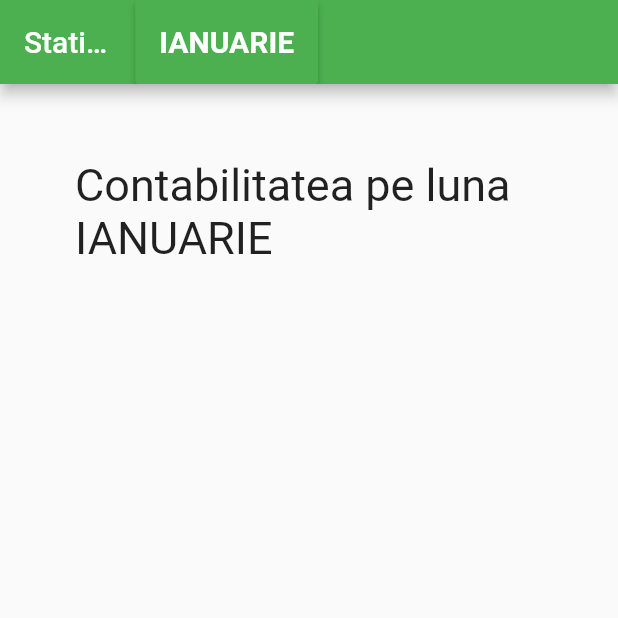
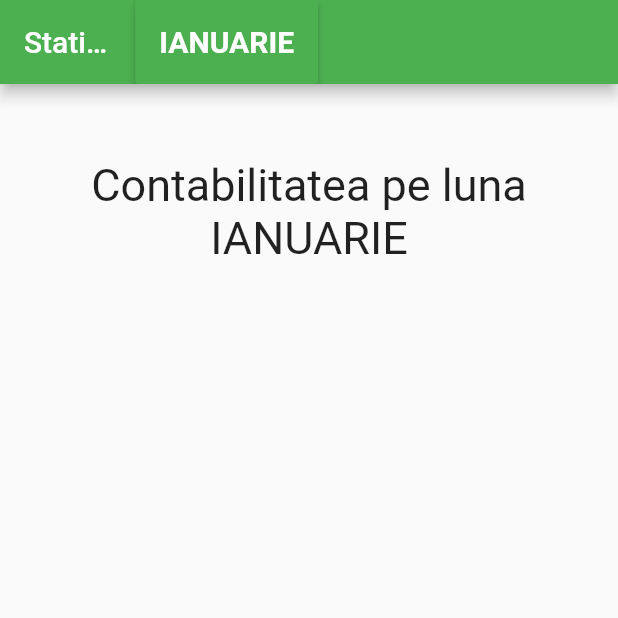
Before and after one commit to Agilefreaks/pasaj-statistics-web, a Flutter app: the screen it shows after launch, on a phone screen of 412 x 824 dp, the top half of it. Run offline on Flutter 3.47's test engine with Material 2 defaults, Android fonts, the phone set to English and light mode, and no system bars; our stand-ins replace month_picker_dialog; network calls fail.

Commit message:
Fetch monthly order on init state

```diff
--- a/lib/main.dart
+++ b/lib/main.dart
@@ -19,8 +19,8 @@ class PasajStatistics extends StatelessWidget {
         GlobalWidgetsLocalizations.delegate,
       ],
       supportedLocales: [
-        const Locale('en'), // English
-        const Locale('ro'), // Hebrew
+        const Locale('en'),
+        const Locale('ro'),
       ],
     );
   }
--- a/lib/statistics/monthlyStatisticsPage.dart
+++ b/lib/statistics/monthlyStatisticsPage.dart
@@ -11,7 +11,7 @@ class MonthlyStatisticsPage extends StatefulWidget {
 }
 
 class _MonthlyStatisticsPageState extends State<MonthlyStatisticsPage> {
-  DateTime currentDate = new DateTime.now();
+  DateTime selectedDate = new DateTime.now();
   DateTime selectedDateTime;
 
   final dateFormat = DateFormat.MMMM('ro');
@@ -24,7 +24,16 @@ class _MonthlyStatisticsPageState extends State<MonthlyStatisticsPage> {
   void initState() {
     Intl.defaultLocale = 'ro';
 
+    fetchMonthlyOrder(selectedDate);
     super.initState();
+  }
+
+  fetchMonthlyOrder(DateTime date) {
+    monthlyStatisticsApiProvider.fetchMonthlyOrder(date).then((result) {
+      setState(() {
+        monthlyOrder = result;
+      });
+    });
   }
 
   @override
@@ -37,7 +46,7 @@ class _MonthlyStatisticsPageState extends State<MonthlyStatisticsPage> {
             padding: const EdgeInsets.only(right: 200.0),
             child: RaisedButton(
               child: Text(
-                dateFormat.format(currentDate).toString().toUpperCase(),
+                dateFormat.format(selectedDate).toString().toUpperCase(),
                 style: TextStyle(
                     color: Colors.white,
                     fontWeight: FontWeight.bold,
@@ -45,16 +54,12 @@ class _MonthlyStatisticsPageState extends State<MonthlyStatisticsPage> {
               ),
               color: Colors.green,
               onPressed: () async {
-                showMonthPicker(context: context, initialDate: currentDate)
+                showMonthPicker(context: context, initialDate: selectedDate)
                     .then((date) {
                   if (date != null) {
-                      monthlyStatisticsApiProvider
-                          .fetchMonthlyOrder(currentDate)
-                          .then((result) {
-                        setState(()  {
-                          currentDate = date;
-                          monthlyOrder = result;
-                      });
+                    fetchMonthlyOrder(selectedDate);
+                    setState(() {
+                      selectedDate = date;
                     });
                   }
                 });
@@ -64,25 +69,23 @@ class _MonthlyStatisticsPageState extends State<MonthlyStatisticsPage> {
         ],
       ),
       body: Container(
+        padding: EdgeInsets.all(50.0),
         child: Column(
           children: <Widget>[
             Row(
-              mainAxisAlignment: MainAxisAlignment.center,
               children: <Widget>[
                 Expanded(
-                  child: Padding(
-                    padding: EdgeInsets.all(50.0),
-                    child: Text(
-                      "Contabilitatea pe luna ${dateFormat.format(currentDate).toString().toUpperCase()}",
-                      style: TextStyle(fontSize: 30),
-                      overflow: TextOverflow.fade,
-                    ),
+                  child: Text(
+                    "Contabilitatea pe luna ${dateFormat.format(selectedDate).toString().toUpperCase()}",
+                    style: TextStyle(fontSize: 30),
+                    textAlign: TextAlign.center,
+                    overflow: TextOverflow.fade,
                   ),
                 )
               ],
             ),
             Padding(
-              padding: const EdgeInsets.all(100.0),
+              padding: const EdgeInsets.all(50.0),
               child: Row(
                 children: <Widget>[
                   Expanded(
```
Also changed, not shown: pubspec.lock.
